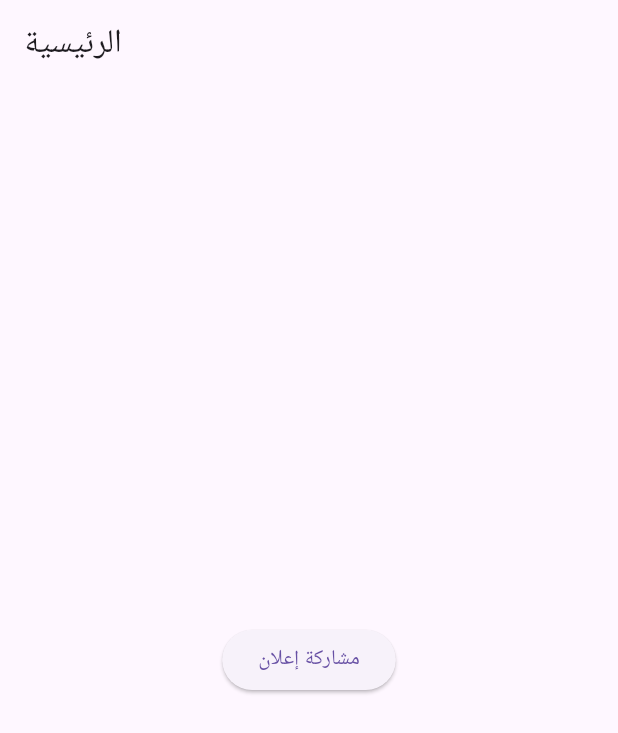
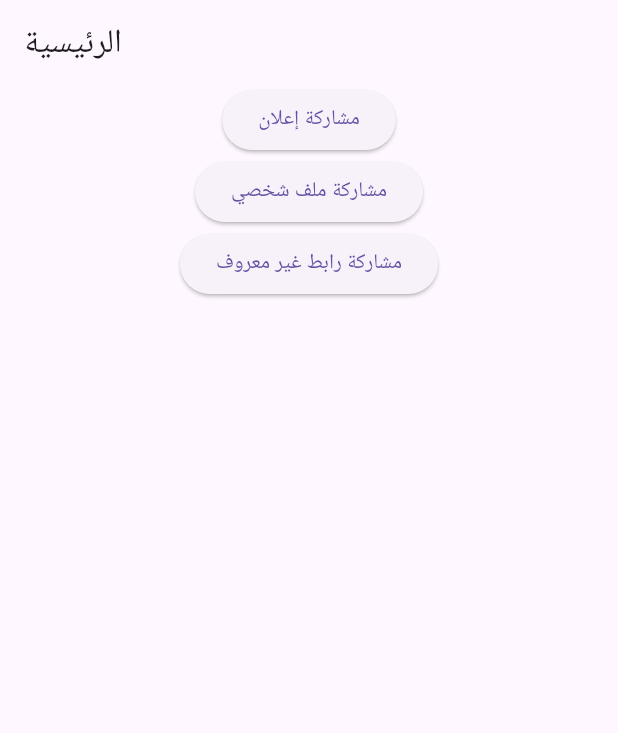
Before and after one commit to Abdallah-Abdalmonem/deep-link-flutter, a Flutter app: the screen it shows after launch, after a tap on "مشاركة إعلان", on a phone screen of 412 x 824 dp. Shown: the top 733 px of the screen. Run offline on Flutter 3.47's test engine with Material 3 defaults, Android fonts, the phone set to English and light mode, and no system bars; our stand-ins replace app_links, get, share_plus.

Commit message:
Handle more advanced cases

```diff
--- a/lib/main.dart
+++ b/lib/main.dart
@@ -22,54 +22,78 @@ class _MyAppState extends State<MyApp> {
   }
 
   void _handleIncomingLinks() {
-    _appLinks.uriLinkStream.listen((Uri? uri) {
-      if (uri != null &&
-          uri.pathSegments.isNotEmpty &&
-          uri.pathSegments.first == 'ad') {
-        final adId = uri.pathSegments.length > 1 ? uri.pathSegments[1] : null;
-        if (adId != null) {
-          Get.toNamed('/ad/$adId');
-        }
+    _appLinks.uriLinkStream.listen(_processUri);
+    _appLinks.getInitialLink().then((uri) {
+      if (uri != null) _processUri(uri);
+    });
+  }
+
+  void _processUri(Uri uri) {
+    print('📥 Received URI: $uri');
+
+    if (uri.path == '/ad') {
+      final categoryId = uri.queryParameters['categoryId'];
+      final adId = uri.queryParameters['adId'];
+
+      if (categoryId != null && adId != null) {
+        Get.toNamed('/ad/$adId', arguments: {'categoryId': categoryId});
       }
-    });
+    } else if (uri.path == '/profile') {
+      final userId = uri.queryParameters['userId'];
 
-    _appLinks.getInitialLink().then((uri) {
-      if (uri != null &&
-          uri.pathSegments.isNotEmpty &&
-          uri.pathSegments.first == 'ad') {
-        final adId = uri.pathSegments.length > 1 ? uri.pathSegments[1] : null;
-        if (adId != null) {
-          Get.toNamed('/ad/$adId');
-        }
+      if (userId != null) {
+        Get.toNamed('/profile/$userId');
       }
-    });
+    } else {
+      print('❓ Unhandled URI');
+    }
   }
 
   @override
   Widget build(BuildContext context) {
-    return GetMaterialApp(
-      title: 'Deep Link App',
-      initialRoute: '/',
-      getPages: [
-        GetPage(name: '/', page: () => HomeScreen()),
-        GetPage(name: '/ad/:id', page: () => AdDetailsScreen()),
-      ],
-    );
+    return GetMaterialApp(title: 'Deep Link App', initialRoute: '/', getPages: [
+      GetPage(name: '/', page: () => HomeScreen()),
+      GetPage(name: '/ad/:id', page: () => AdDetailsScreen()),
+      GetPage(name: '/profile/:id', page: () => ProfileScreen()),
+    ]);
   }
 }
 
 class HomeScreen extends StatelessWidget {
   @override
   Widget build(BuildContext context) {
-    final adId = '12345';
-    final link = 'https://myapp.com/ad/$adId';
-
     return Scaffold(
       appBar: AppBar(title: Text('الرئيسية')),
       body: Center(
-        child: ElevatedButton(
-          onPressed: () => Share.share(link),
-          child: Text('مشاركة إعلان'),
+        child: Column(
+          children: [
+            ElevatedButton(
+              onPressed: () {
+                final link = Uri.https('myapp.com', '/ad', {
+                  'categoryId': '5',
+                  'adId': '101',
+                });
+                Share.share(link.toString());
+              },
+              child: Text('مشاركة إعلان'),
+            ),
+            ElevatedButton(
+              onPressed: () {
+                final link = Uri.https('myapp.com', '/profile', {
+                  'userId': '123',
+                });
+                Share.share(link.toString());
+              },
+              child: Text('مشاركة ملف شخصي'),
+            ),
+            ElevatedButton(
+              onPressed: () {
+                final link = Uri.https('myapp.com', '/unknown', {});
+                Share.share(link.toString());
+              },
+              child: Text('مشاركة رابط غير معروف'),
+            ),
+          ],
         ),
       ),
     );
@@ -79,13 +103,28 @@ class HomeScreen extends StatelessWidget {
 class AdDetailsScreen extends StatelessWidget {
   @override
   Widget build(BuildContext context) {
-    final adId = Get.parameters['id'] ?? 'غير معروف';
+    final adId = Get.parameters['id'];
+    final categoryId = Get.arguments['categoryId'];
 
     return Scaffold(
-      appBar: AppBar(title: Text('تفاصيل الإعلان')),
+      appBar: AppBar(title: Text('تفاصيل إعلان')),
       body: Center(
-        child: Text('رقم الإعلان: $adId'),
+        child: Text('Ad ID: $adId\nCategory: $categoryId'),
       ),
     );
   }
 }
+
+class ProfileScreen extends StatelessWidget {
+  @override
+  Widget build(BuildContext context) {
+    final userId = Get.parameters['id'];
+
+    return Scaffold(
+      appBar: AppBar(title: Text('الملف الشخصي')),
+      body: Center(
+        child: Text('User ID: $userId'),
+      ),
+    );
+  }
+}
```
Also changed, not shown: 1 other file.
